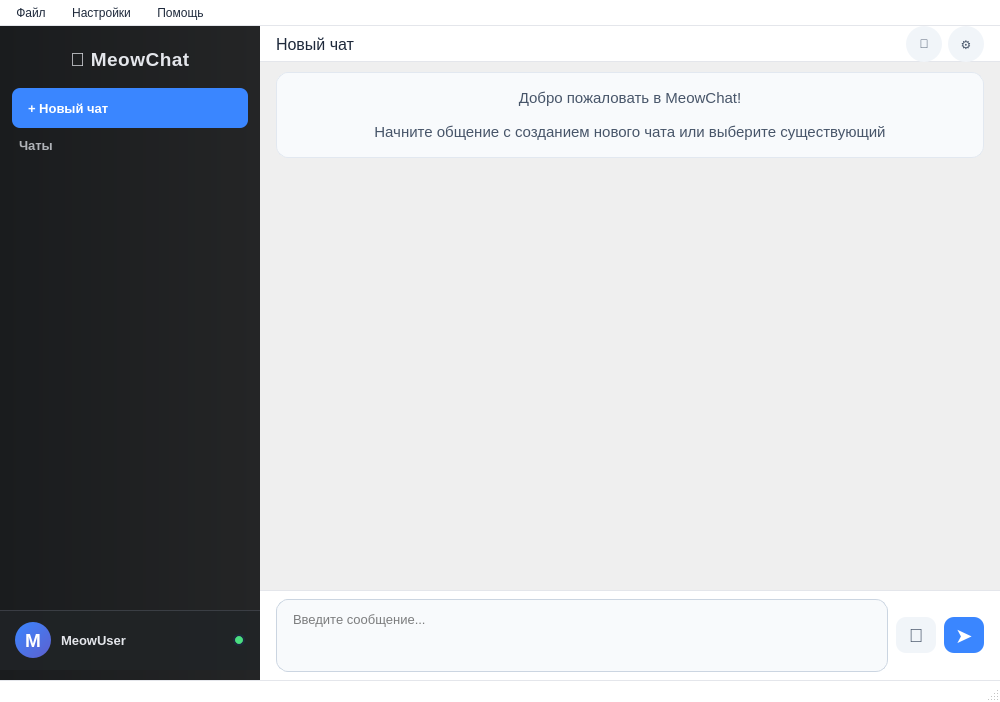
This is src/GUI/mainwindow.ui in lemito/CryptoMAI as Qt 5 draws it before an edit. The edited form follows.
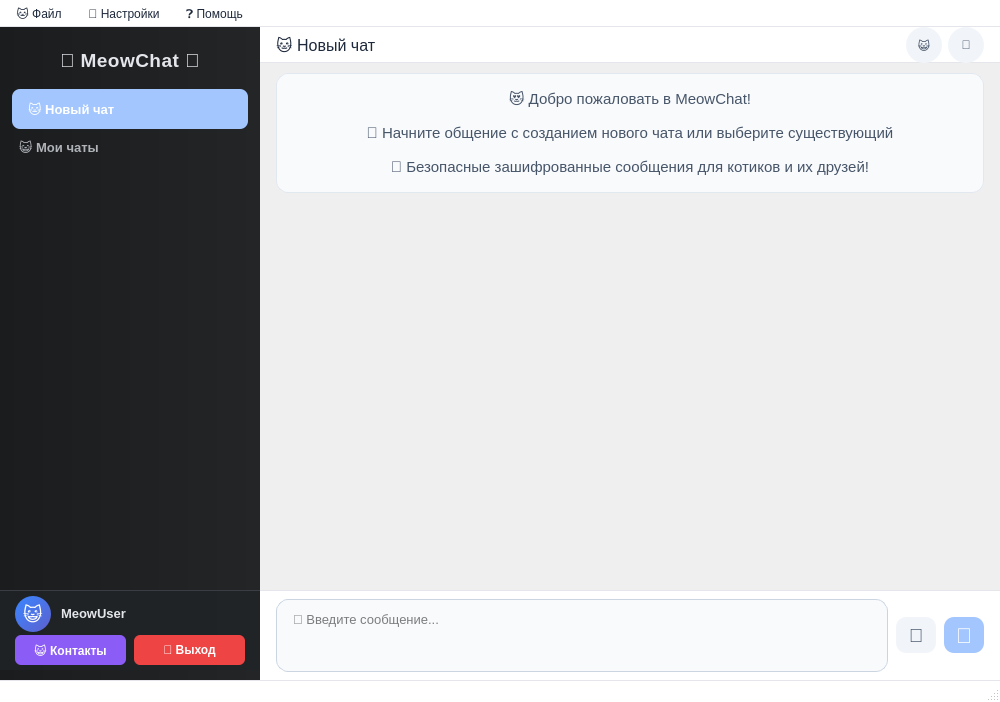
This is the edited form. Icons and pictures are not drawn.

Commit message: ну контакты еще...

What changed in the file:
```diff
--- a/src/GUI/mainwindow.ui
+++ b/src/GUI/mainwindow.ui
@@ -107,7 +107,7 @@
 </string>
          </property>
          <property name="text">
-          <string>🐾 MeowChat</string>
+          <string>🐾 MeowChat 🐾</string>
          </property>
          <property name="alignment">
           <set>Qt::AlignCenter</set>
@@ -133,7 +133,7 @@
          </property>
          <property name="styleSheet">
           <string notr="true">QPushButton {
-    background-color: #3a86ff;
+    background-color: #a3c6ff;
     color: white;
     border: none;
     border-radius: 8px;
@@ -153,7 +153,7 @@
 </string>
          </property>
          <property name="text">
-          <string>+ Новый чат</string>
+          <string>🐱 Новый чат</string>
          </property>
         </widget>
        </item>
@@ -174,7 +174,7 @@
 </string>
          </property>
          <property name="text">
-          <string>Чаты</string>
+          <string>😺 Мои чаты</string>
          </property>
         </widget>
        </item>
@@ -253,13 +253,13 @@
          <property name="minimumSize">
           <size>
            <width>0</width>
-           <height>60</height>
+           <height>80</height>
           </size>
          </property>
          <property name="maximumSize">
           <size>
            <width>16777215</width>
-           <height>60</height>
+           <height>80</height>
           </size>
          </property>
          <property name="styleSheet">
@@ -272,22 +272,27 @@
          <property name="frameShape">
           <enum>QFrame::NoFrame</enum>
          </property>
+         <layout class="QVBoxLayout" name="verticalLayout_4">
+          <property name="spacing">
+           <number>5</number>
+          </property>
+          <property name="leftMargin">
+           <number>15</number>
+          </property>
+          <property name="topMargin">
+           <number>5</number>
+          </property>
+          <property name="rightMargin">
+           <number>15</number>
+          </property>
+          <property name="bottomMargin">
+           <number>5</number>
+          </property>
+          <item>
          <layout class="QHBoxLayout" name="horizontalLayout_3">
           <property name="spacing">
            <number>10</number>
           </property>
-          <property name="leftMargin">
-           <number>15</number>
-          </property>
-          <property name="topMargin">
-           <number>0</number>
-          </property>
-          <property name="rightMargin">
-           <number>15</number>
-          </property>
-          <property name="bottomMargin">
-           <number>0</number>
-          </property>
           <item>
            <widget class="QLabel" name="userAvatarLabel">
             <property name="minimumSize">
@@ -314,7 +319,7 @@
 </string>
             </property>
             <property name="text">
-             <string>M</string>
+               <string>😺</string>
             </property>
             <property name="alignment">
              <set>Qt::AlignCenter</set>
@@ -357,18 +362,55 @@
             </property>
            </spacer>
           </item>
+           </layout>
+          </item>
+          <item>
+           <layout class="QHBoxLayout" name="horizontalLayout_4">
+            <property name="spacing">
+             <number>8</number>
+            </property>
+            <item>
+             <widget class="QPushButton" name="contactsButton">
+              <property name="minimumSize">
+               <size>
+                <width>0</width>
+                <height>30</height>
+               </size>
+              </property>
+              <property name="cursor">
+               <cursorShape>PointingHandCursor</cursorShape>
+              </property>
+              <property name="styleSheet">
+               <string notr="true">QPushButton {
+    background-color: #8b5cf6;
+    border-radius: 6px;
+    border: none;
+    color: white;
+    font-weight: bold;
+    font-size: 9pt;
+    padding: 5px;
+}
+
+QPushButton:hover {
+    background-color: #7c3aed;
+}
+
+QPushButton:pressed {
+    background-color: #6d28d9;
+}
+</string>
+              </property>
+              <property name="text">
+               <string>😺 Контакты</string>
+              </property>
+             </widget>
+            </item>
           <item>
            <widget class="QPushButton" name="userStatusButton">
             <property name="minimumSize">
              <size>
-              <width>12</width>
-              <height>12</height>
-             </size>
-            </property>
-            <property name="maximumSize">
-             <size>
-              <width>12</width>
-              <height>12</height>
+                <width>0</width>
+                <height>30</height>
              </size>
             </property>
             <property name="cursor">
@@ -376,18 +418,30 @@
             </property>
             <property name="styleSheet">
              <string notr="true">QPushButton {
-    background-color: #4ade80;
+    background-color: #ef4444;
     border-radius: 6px;
-    border: 2px solid #1e293b;
+    border: none;
+    color: white;
+    font-weight: bold;
+    font-size: 9pt;
+    padding: 5px;
 }
+
 QPushButton:hover {
-    background-color: #22c55e;
-}</string>
+    background-color: #dc2626;
+}
+
+QPushButton:pressed {
+    background-color: #b91c1c;
+}
+</string>
             </property>
             <property name="text">
-             <string/>
-            </property>
-           </widget>
+               <string>🚪 Выход</string>
+              </property>
+             </widget>
+            </item>
+           </layout>
           </item>
          </layout>
         </widget>
@@ -457,7 +511,7 @@
 </string>
            </property>
            <property name="text">
-            <string>Новый чат</string>
+            <string>🐱 Новый чат</string>
            </property>
           </widget>
          </item>
@@ -509,7 +563,7 @@
 </string>
            </property>
            <property name="text">
-            <string>👥</string>
+            <string>😺</string>
            </property>
           </widget>
          </item>
@@ -547,7 +601,7 @@
 </string>
            </property>
            <property name="text">
-            <string>⚙️</string>
+            <string>🐾</string>
            </property>
           </widget>
          </item>
@@ -571,7 +625,7 @@
            <x>0</x>
            <y>0</y>
            <width>738</width>
-           <height>522</height>
+           <height>514</height>
           </rect>
          </property>
          <layout class="QVBoxLayout" name="messagesLayout">
@@ -604,9 +658,11 @@
 </string>
             </property>
             <property name="text">
-             <string>Добро пожаловать в MeowChat!
+             <string>😻 Добро пожаловать в MeowChat!
 
-Начните общение с созданием нового чата или выберите существующий</string>
+🐾 Начните общение с созданием нового чата или выберите существующий
+
+💬 Безопасные зашифрованные сообщения для котиков и их друзей!</string>
             </property>
             <property name="alignment">
              <set>Qt::AlignCenter</set>
@@ -717,7 +773,7 @@
               <bool>false</bool>
              </property>
              <property name="placeholderText">
-              <string>Введите сообщение...</string>
+              <string>💬 Введите сообщение...</string>
              </property>
             </widget>
            </item>
@@ -779,7 +835,7 @@
              </property>
              <property name="styleSheet">
               <string notr="true">QPushButton {
-    background-color: #3a86ff;
+    background-color: #a3c6ff;
     border-radius: 10px;
     color: white;
     font-weight: bold;
@@ -800,7 +856,7 @@
 </string>
              </property>
              <property name="text">
-              <string>➤</string>
+              <string>🐾</string>
              </property>
             </widget>
            </item>
@@ -831,7 +887,7 @@
      <x>0</x>
      <y>0</y>
      <width>1000</width>
-     <height>30</height>
+     <height>38</height>
     </rect>
    </property>
    <property name="styleSheet">
@@ -867,7 +923,7 @@
    </property>
    <widget class="QMenu" name="menuFile">
     <property name="title">
-     <string>Файл</string>
+     <string>🐱 Файл</string>
     </property>
     <addaction name="actionNewChat"/>
     <addaction name="actionConnectChat"/>
@@ -876,13 +932,13 @@
    </widget>
    <widget class="QMenu" name="menuSettings">
     <property name="title">
-     <string>Настройки</string>
+     <string>🐾 Настройки</string>
     </property>
     <addaction name="actionPreferences"/>
    </widget>
    <widget class="QMenu" name="menuHelp">
     <property name="title">
-     <string>Помощь</string>
+     <string>❓ Помощь</string>
     </property>
     <addaction name="actionAbout"/>
    </widget>
```
Left out of the diff: 35 changed lines with no effect on the pictures. Lines whose indentation alone changed are shown as unchanged. The commit also changes 8 other files.
